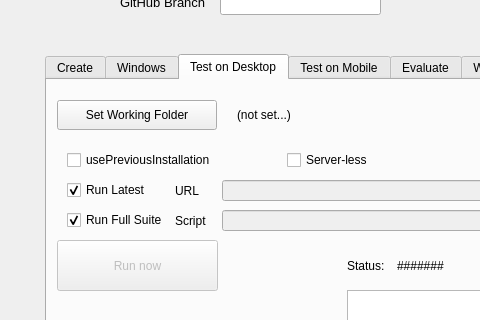
Old version of the form tools/nitpick/ui/Nitpick.ui in the repository vircadia/vircadia-native-core; both pictures show x 0 to 480 and y 122 to 442 of the 720 by 870 pixel window.
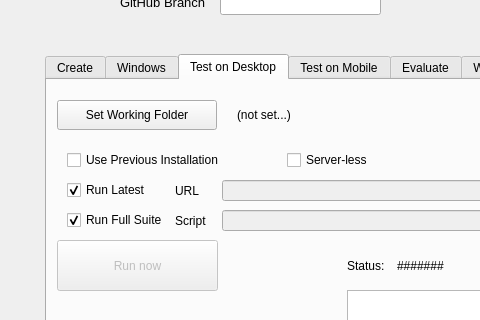
New version of the form. The open tabs and pages were chosen to show the change.

Commit message: Corrected labels.

Diff of the .ui file:
```diff
--- a/tools/nitpick/ui/Nitpick.ui
+++ b/tools/nitpick/ui/Nitpick.ui
@@ -620,7 +620,7 @@
        <string>&lt;html&gt;&lt;head/&gt;&lt;body&gt;&lt;p&gt;If unchecked, will not show results during evaluation&lt;/p&gt;&lt;/body&gt;&lt;/html&gt;</string>
       </property>
       <property name="text">
-       <string>usePreviousInstallation</string>
+       <string>Use Previous Installation</string>
       </property>
       <property name="checked">
        <bool>false</bool>
```
Left out of the diff: 4 changed lines with no effect on the pictures.
